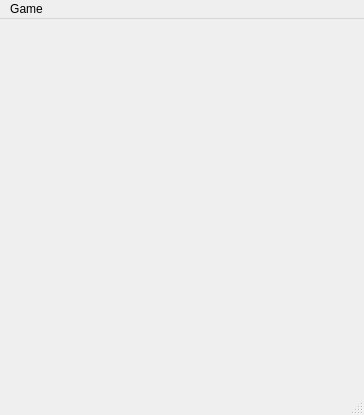
This is PyLearnGUISudocu/main_window.ui in MSaberian/PyLearnGUI as Qt 5 draws it before an edit. The edited form follows.
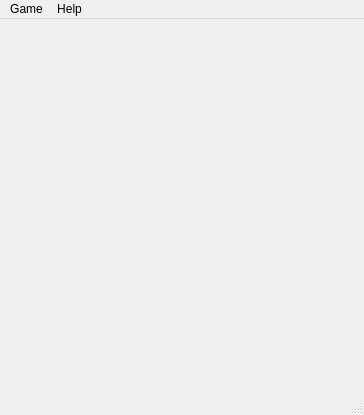
This is the edited form. Icons and pictures are not drawn.

Commit message: add about help exit to menu

The edit to the form file:
```diff
--- a/PyLearnGUISudocu/main_window.ui
+++ b/PyLearnGUISudocu/main_window.ui
@@ -46,7 +46,17 @@
     <addaction name="actionOpen_File"/>
     <addaction name="menuChane_Mode"/>
    </widget>
+   <widget class="QMenu" name="menuHelp">
+    <property name="title">
+     <string>Help</string>
+    </property>
+    <addaction name="actionAbout"/>
+    <addaction name="actionHelp"/>
+    <addaction name="separator"/>
+    <addaction name="actionExit"/>
+   </widget>
    <addaction name="menuGame"/>
+   <addaction name="menuHelp"/>
   </widget>
   <widget class="QStatusBar" name="statusbar"/>
   <action name="actionnew">
```
Left out of the diff: 25 changed lines with no effect on the pictures. The commit also changes 18 other files.
